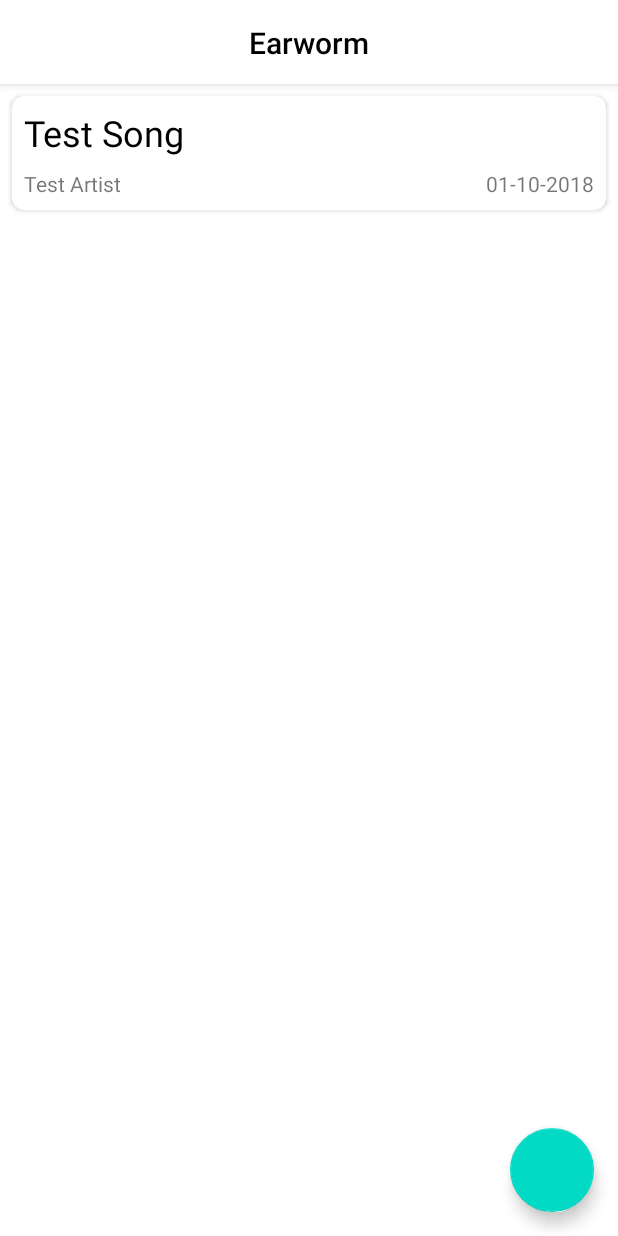
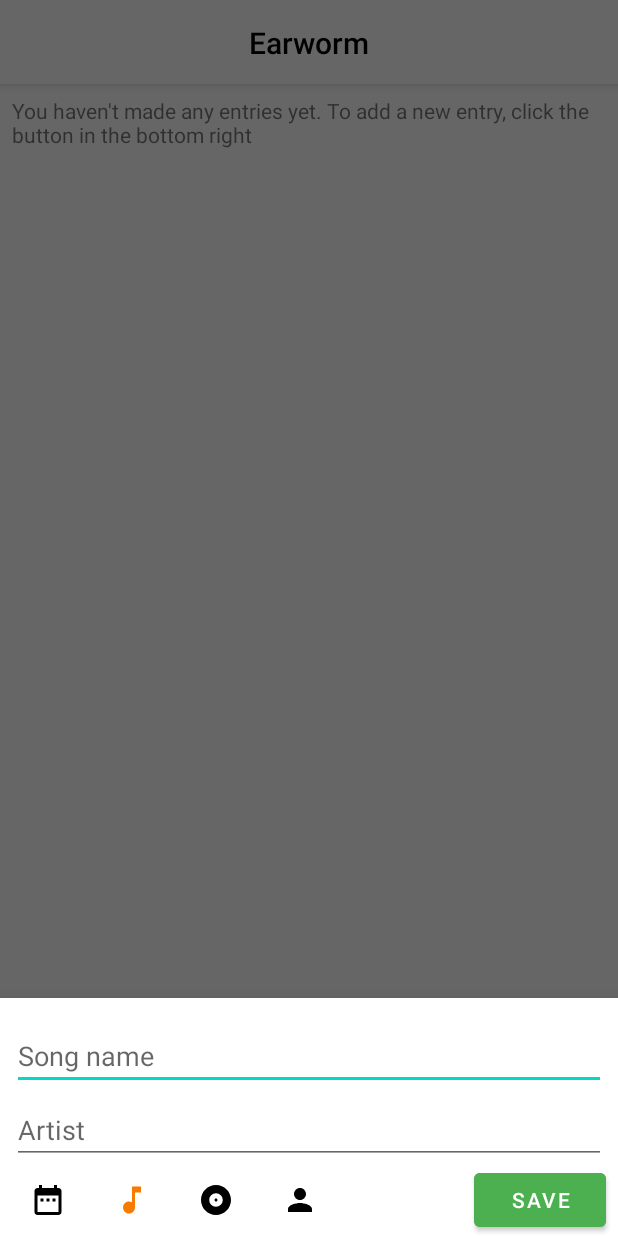
Before and after one commit to MarcDonald/Earworm, an Android app: the screen it shows after launch (MainActivity), after a tap on an icon or button, on a phone screen of 412 x 824 dp. Run offline under Robolectric (Android 15) with nearby library versions, the phone set to English and light mode, and no system bars; our stand-ins replace Room's generated code, Timber.

Commit message:
Add non functioning Add Item screen
-Add a Rounded Bottom Dialog Sheet
-Add a layout for Add Item dialog
-Add functionality for switching which type of item
-Add icon to FAB

```diff
--- a/app/src/main/java/app/marcdev/earworm/mainscreen/MainFragmentViewImpl.kt
+++ b/app/src/main/java/app/marcdev/earworm/mainscreen/MainFragmentViewImpl.kt
@@ -12,6 +12,7 @@ import androidx.recyclerview.widget.LinearLayoutManager
 import androidx.recyclerview.widget.RecyclerView
 import app.marcdev.earworm.R
 import app.marcdev.earworm.database.FavouriteItem
+import app.marcdev.earworm.mainscreen.additem.AddItemBottomSheet
 import app.marcdev.earworm.mainscreen.mainrecycler.MainRecyclerAdapter
 import com.google.android.material.floatingactionbutton.FloatingActionButton
 import timber.log.Timber
@@ -47,9 +48,12 @@ class MainFragmentViewImpl : Fragment(), MainFragmentView {
   }
 
   private val fabOnClickListener = View.OnClickListener {
-    presenter.fabClick()
+    Timber.d("Log: Fab Clicked")
+    val addDialog = AddItemBottomSheet()
+    addDialog.show(fragmentManager, "Add Item Bottom Sheet Dialog")
   }
   private val fabOnLongClickListener = View.OnLongClickListener {
+    Timber.d("Log: Fab Long Clicked")
     presenter.fabLongClick()
     return@OnLongClickListener true
   }
--- /dev/null
+++ b/app/src/main/java/app/marcdev/earworm/mainscreen/additem/AddItemBottomSheet.kt
@@ -0,0 +1,148 @@
+package app.marcdev.earworm.mainscreen.additem
+
+import android.os.Bundle
+import android.view.LayoutInflater
+import android.view.View
+import android.view.ViewGroup
+import android.widget.EditText
+import android.widget.ImageButton
+import androidx.core.content.ContextCompat
+import androidx.core.graphics.drawable.DrawableCompat
+import app.marcdev.earworm.EarwormUtils
+import app.marcdev.earworm.R
+import app.marcdev.earworm.uicomponents.RoundedBottomDialogFragment
+import com.google.android.material.button.MaterialButton
+import timber.log.Timber
+
+class AddItemBottomSheet : RoundedBottomDialogFragment() {
+
+  private lateinit var saveButton: MaterialButton
+  private lateinit var primaryInput: EditText
+  private lateinit var secondaryInput: EditText
+  private lateinit var dateButton: ImageButton
+  private lateinit var songButton: ImageButton
+  private lateinit var albumButton: ImageButton
+  private lateinit var artistButton: ImageButton
+  private var choice: Int = 0
+
+  override fun onCreateView(inflater: LayoutInflater, container: ViewGroup?, savedInstanceState: Bundle?): View? {
+    val view = inflater.inflate(R.layout.dialog_add_item_song, container, false)
+    bindViews(view)
+    setDefaultChoice()
+    return view
+  }
+
+  private fun bindViews(view: View) {
+    this.saveButton = view.findViewById(R.id.btn_add_item_save)
+    saveButton.setOnClickListener(saveOnClickListener)
+
+    this.primaryInput = view.findViewById(R.id.edt_item_primary_input)
+    this.secondaryInput = view.findViewById(R.id.edt_item_secondary_input)
+
+    this.dateButton = view.findViewById(R.id.btn_add_item_date)
+    dateButton.setOnClickListener(dateOnClickListener)
+
+    this.songButton = view.findViewById(R.id.btn_add_item_song_choice)
+    songButton.setOnClickListener(songOnClickListener)
+
+    this.albumButton = view.findViewById(R.id.btn_add_item_album_choice)
+    albumButton.setOnClickListener(albumOnClickListener)
+
+    this.artistButton = view.findViewById(R.id.btn_add_item_artist_choice)
+    artistButton.setOnClickListener(artistOnClickListener)
+  }
+
+  private val saveOnClickListener = View.OnClickListener {
+    Timber.d("Log: SaveClick: Clicked")
+  }
+
+  private val dateOnClickListener = View.OnClickListener {
+    Timber.d("Log: DateClick: Clicked")
+  }
+
+  private val songOnClickListener = View.OnClickListener {
+    Timber.d("Log: SongClick: Clicked")
+    activateButton(songButton)
+  }
+
+  private val albumOnClickListener = View.OnClickListener {
+    Timber.d("Log: AlbumClick: Clicked")
+    activateButton(albumButton)
+  }
+
+  private val artistOnClickListener = View.OnClickListener {
+    Timber.d("Log: ArtistClick: Clicked")
+    activateButton(artistButton)
+  }
+
+  private fun setDefaultChoice() {
+    Timber.d("Log: setDefaultChoice: Started")
+    choice = EarwormUtils.SONG
+    changeColorOfImageButton(songButton, true)
+    changeColorOfImageButton(albumButton, false)
+    changeColorOfImageButton(artistButton, false)
+  }
+
+  private fun activateButton(button: ImageButton) {
+    Timber.d("Log: activateButton: Started")
+    var doUpdate = true
+
+    if(choice == EarwormUtils.SONG && button == songButton
+       || choice == EarwormUtils.ALBUM && button == albumButton
+       || choice == EarwormUtils.ARTIST && button == artistButton
+    ) {
+      Timber.d("Log: activateButton: No need to update")
+      doUpdate = false
+    }
+
+    if(doUpdate) {
+      Timber.d("Log: activateButton: Activating button $button")
+      when(choice) {
+        EarwormUtils.SONG -> {
+          changeColorOfImageButton(songButton, false)
+        }
+        EarwormUtils.ALBUM -> {
+          changeColorOfImageButton(albumButton, false)
+        }
+        EarwormUtils.ARTIST -> {
+          changeColorOfImageButton(artistButton, false)
+        }
+      }
+
+      when(button) {
+        songButton -> {
+          changeColorOfImageButton(songButton, true)
+          choice = EarwormUtils.SONG
+          primaryInput.hint = resources.getString(R.string.song_name)
+          secondaryInput.hint = resources.getString(R.string.artist)
+        }
+
+        albumButton -> {
+          changeColorOfImageButton(albumButton, true)
+          choice = EarwormUtils.ALBUM
+          primaryInput.hint = resources.getString(R.string.album)
+          secondaryInput.hint = resources.getString(R.string.artist)
+        }
+
+        artistButton -> {
+          changeColorOfImageButton(artistButton, true)
+          choice = EarwormUtils.ARTIST
+          primaryInput.hint = resources.getString(R.string.artist)
+          secondaryInput.hint = resources.getString(R.string.genre)
+        }
+      }
+      primaryInput.setText("")
+      secondaryInput.setText("")
+    }
+  }
+
+  private fun changeColorOfImageButton(button: ImageButton, isActivated: Boolean) {
+    Timber.v("Log: changeColorOfImageButton: Started")
+
+    if(isActivated) {
+      DrawableCompat.setTint(button.drawable, ContextCompat.getColor(activity!!.applicationContext, R.color.colorAccent))
+    } else {
+      DrawableCompat.setTint(button.drawable, ContextCompat.getColor(activity!!.applicationContext, R.color.black))
+    }
+  }
+}
--- /dev/null
+++ b/app/src/main/java/app/marcdev/earworm/uicomponents/RoundedBottomDialogFragment.kt
@@ -0,0 +1,18 @@
+package app.marcdev.earworm.uicomponents
+
+import android.app.Dialog
+import android.os.Bundle
+import app.marcdev.earworm.R
+import com.google.android.material.bottomsheet.BottomSheetDialog
+import com.google.android.material.bottomsheet.BottomSheetDialogFragment
+
+open class RoundedBottomDialogFragment : BottomSheetDialogFragment() {
+
+  override fun getTheme(): Int {
+    return R.style.LightTheme_BottomSheetDialogTheme
+  }
+
+  override fun onCreateDialog(savedInstanceState: Bundle?): Dialog {
+    return BottomSheetDialog(requireContext(), theme)
+  }
+}
--- /dev/null
+++ b/app/src/main/res/drawable/bottom_sheet_background.xml
@@ -0,0 +1,9 @@
+<?xml version="1.0" encoding="utf-8"?>
+<shape xmlns:android="http://schemas.android.com/apk/res/android"
+  android:shape="rectangle">
+  <corners
+    android:topLeftRadius="16dp"
+    android:topRightRadius="16dp" />
+  <padding android:top="@dimen/marginStandard" />
+  <solid android:color="@color/colorPrimary" />
+</shape>
--- /dev/null
+++ b/app/src/main/res/drawable/ic_add_24px.xml
@@ -0,0 +1,9 @@
+<vector xmlns:android="http://schemas.android.com/apk/res/android"
+  android:width="24dp"
+  android:height="24dp"
+  android:viewportWidth="24.0"
+  android:viewportHeight="24.0">
+  <path
+    android:fillColor="@color/black"
+    android:pathData="M19,13h-6v6h-2v-6H5v-2h6V5h2v6h6v2z" />
+</vector>
--- /dev/null
+++ b/app/src/main/res/drawable/ic_album_24px.xml
@@ -0,0 +1,9 @@
+<vector xmlns:android="http://schemas.android.com/apk/res/android"
+  android:width="24dp"
+  android:height="24dp"
+  android:viewportWidth="24"
+  android:viewportHeight="24">
+  <path
+    android:fillColor="@color/black"
+    android:pathData="M12,2C6.48,2 2,6.48 2,12s4.48,10 10,10 10,-4.48 10,-10S17.52,2 12,2zM12,16.5c-2.49,0 -4.5,-2.01 -4.5,-4.5S9.51,7.5 12,7.5s4.5,2.01 4.5,4.5 -2.01,4.5 -4.5,4.5zM12,11c-0.55,0 -1,0.45 -1,1s0.45,1 1,1 1,-0.45 1,-1 -0.45,-1 -1,-1z" />
+</vector>
--- /dev/null
+++ b/app/src/main/res/drawable/ic_date_range_24px.xml
@@ -0,0 +1,9 @@
+<vector xmlns:android="http://schemas.android.com/apk/res/android"
+  android:width="24dp"
+  android:height="24dp"
+  android:viewportWidth="24"
+  android:viewportHeight="24">
+  <path
+    android:fillColor="#FF000000"
+    android:pathData="M9,11L7,11v2h2v-2zM13,11h-2v2h2v-2zM17,11h-2v2h2v-2zM19,4h-1L18,2h-2v2L8,4L8,2L6,2v2L5,4c-1.11,0 -1.99,0.9 -1.99,2L3,20c0,1.1 0.89,2 2,2h14c1.1,0 2,-0.9 2,-2L21,6c0,-1.1 -0.9,-2 -2,-2zM19,20L5,20L5,9h14v11z" />
+</vector>
--- /dev/null
+++ b/app/src/main/res/drawable/ic_music_note_24px.xml
@@ -0,0 +1,9 @@
+<vector xmlns:android="http://schemas.android.com/apk/res/android"
+  android:width="24dp"
+  android:height="24dp"
+  android:viewportWidth="24"
+  android:viewportHeight="24">
+  <path
+    android:fillColor="@color/black"
+    android:pathData="M12,3v10.55c-0.59,-0.34 -1.27,-0.55 -2,-0.55 -2.21,0 -4,1.79 -4,4s1.79,4 4,4 4,-1.79 4,-4V7h4V3h-6z" />
+</vector>
--- /dev/null
+++ b/app/src/main/res/drawable/ic_person_24px.xml
@@ -0,0 +1,9 @@
+<vector xmlns:android="http://schemas.android.com/apk/res/android"
+  android:width="24dp"
+  android:height="24dp"
+  android:viewportWidth="24"
+  android:viewportHeight="24">
+  <path
+    android:fillColor="@color/black"
+    android:pathData="M12,12c2.21,0 4,-1.79 4,-4s-1.79,-4 -4,-4 -4,1.79 -4,4 1.79,4 4,4zM12,14c-2.67,0 -8,1.34 -8,4v2h16v-2c0,-2.66 -5.33,-4 -8,-4z" />
+</vector>
--- /dev/null
+++ b/app/src/main/res/layout/dialog_add_item_song.xml
@@ -0,0 +1,94 @@
+<?xml version="1.0" encoding="utf-8"?>
+<ScrollView xmlns:android="http://schemas.android.com/apk/res/android"
+  xmlns:app="http://schemas.android.com/apk/res-auto"
+  android:layout_width="match_parent"
+  android:layout_height="wrap_content"
+  android:orientation="vertical">
+
+  <androidx.constraintlayout.widget.ConstraintLayout
+    android:layout_width="match_parent"
+    android:layout_height="wrap_content">
+
+    <EditText
+      android:id="@+id/edt_item_primary_input"
+      android:layout_width="0dp"
+      android:layout_height="wrap_content"
+      android:layout_marginStart="@dimen/marginStandard"
+      android:layout_marginTop="@dimen/marginStandard"
+      android:layout_marginEnd="@dimen/marginStandard"
+      android:layout_marginBottom="@dimen/marginStandardHalf"
+      android:hint="@string/song_name"
+      app:layout_constraintEnd_toEndOf="parent"
+      app:layout_constraintStart_toStartOf="parent"
+      app:layout_constraintTop_toTopOf="parent" />
+
+    <EditText
+      android:id="@+id/edt_item_secondary_input"
+      android:layout_width="0dp"
+      android:layout_height="wrap_content"
+      android:layout_marginStart="@dimen/marginStandard"
+      android:layout_marginTop="@dimen/marginStandardHalf"
+      android:layout_marginEnd="@dimen/marginStandard"
+      android:layout_marginBottom="@dimen/marginStandard"
+      android:hint="@string/artist"
+      app:layout_constraintEnd_toEndOf="parent"
+      app:layout_constraintStart_toStartOf="parent"
+      app:layout_constraintTop_toBottomOf="@+id/edt_item_primary_input" />
+
+    <com.google.android.material.button.MaterialButton
+      android:id="@+id/btn_add_item_save"
+      android:layout_width="wrap_content"
+      android:layout_height="wrap_content"
+      android:layout_marginEnd="@dimen/marginStandard"
+      android:backgroundTint="@color/positive"
+      android:text="@string/save"
+      app:layout_constraintBottom_toBottomOf="parent"
+      app:layout_constraintEnd_toEndOf="parent"
+      app:layout_constraintTop_toBottomOf="@id/edt_item_secondary_input" />
+
+    <ImageButton
+      android:id="@+id/btn_add_item_date"
+      style="@style/LightTheme.NoBackgroundImageButton"
+      android:layout_width="wrap_content"
+      android:layout_height="wrap_content"
+      android:layout_marginStart="@dimen/marginStandard"
+      android:src="@drawable/ic_date_range_24px"
+      app:layout_constraintBottom_toBottomOf="parent"
+      app:layout_constraintStart_toStartOf="parent"
+      app:layout_constraintTop_toBottomOf="@id/edt_item_secondary_input" />
+
+    <ImageButton
+      android:id="@+id/btn_add_item_song_choice"
+      style="@style/LightTheme.NoBackgroundImageButton"
+      android:layout_width="wrap_content"
+      android:layout_height="wrap_content"
+      android:layout_marginStart="@dimen/marginStandard"
+      android:src="@drawable/ic_music_note_24px"
+      app:layout_constraintBottom_toBottomOf="parent"
+      app:layout_constraintStart_toEndOf="@id/btn_add_item_date"
+      app:layout_constraintTop_toBottomOf="@id/edt_item_secondary_input" />
+
+    <ImageButton
+      android:id="@+id/btn_add_item_album_choice"
+      style="@style/LightTheme.NoBackgroundImageButton"
+      android:layout_width="wrap_content"
+      android:layout_height="wrap_content"
+      android:layout_marginStart="@dimen/marginStandard"
+      android:src="@drawable/ic_album_24px"
+      app:layout_constraintBottom_toBottomOf="parent"
+      app:layout_constraintStart_toEndOf="@id/btn_add_item_song_choice"
+      app:layout_constraintTop_toBottomOf="@id/edt_item_secondary_input" />
+
+    <ImageButton
+      android:id="@+id/btn_add_item_artist_choice"
+      style="@style/LightTheme.NoBackgroundImageButton"
+      android:layout_width="wrap_content"
+      android:layout_height="wrap_content"
+      android:layout_marginStart="@dimen/marginStandard"
+      android:src="@drawable/ic_person_24px"
+      app:layout_constraintBottom_toBottomOf="parent"
+      app:layout_constraintStart_toEndOf="@id/btn_add_item_album_choice"
+      app:layout_constraintTop_toBottomOf="@id/edt_item_secondary_input" />
+  </androidx.constraintlayout.widget.ConstraintLayout>
+
+</ScrollView>
--- a/app/src/main/res/layout/fragment_mainscreen.xml
+++ b/app/src/main/res/layout/fragment_mainscreen.xml
@@ -26,19 +26,19 @@
         android:id="@+id/txt_noEntries"
         android:layout_width="match_parent"
         android:layout_height="wrap_content"
+        android:layout_margin="@dimen/marginStandard"
         android:text="@string/no_entries"
-          android:layout_margin="@dimen/marginStandard"
-          app:layout_constraintTop_toTopOf="parent"
+        app:layout_constraintEnd_toEndOf="parent"
         app:layout_constraintStart_toStartOf="parent"
-          app:layout_constraintEnd_toEndOf="parent" />
+        app:layout_constraintTop_toTopOf="parent" />
 
       <androidx.recyclerview.widget.RecyclerView
         android:id="@+id/recycler_main"
         android:layout_width="match_parent"
         android:layout_height="wrap_content"
-          app:layout_constraintTop_toBottomOf="@id/txt_noEntries"
+        app:layout_constraintEnd_toEndOf="parent"
         app:layout_constraintStart_toStartOf="parent"
-          app:layout_constraintEnd_toEndOf="parent" />
+        app:layout_constraintTop_toBottomOf="@id/txt_noEntries" />
 
     </androidx.constraintlayout.widget.ConstraintLayout>
   </androidx.core.widget.NestedScrollView>
@@ -47,8 +47,9 @@
     android:id="@+id/fab_main"
     android:layout_width="wrap_content"
     android:layout_height="wrap_content"
+    android:layout_gravity="bottom|end"
     android:layout_margin="@dimen/fabMargin"
-      app:fabSize="normal"
-      android:layout_gravity="bottom|end" />
+    android:src="@drawable/ic_add_24px"
+    app:fabSize="normal" />
 
 </androidx.coordinatorlayout.widget.CoordinatorLayout>
--- a/app/src/main/res/values/colors.xml
+++ b/app/src/main/res/values/colors.xml
@@ -9,6 +9,7 @@
   <color name="colorAccentDark">#BB4D00</color>
   <color name="textOnPrimary">@color/black</color>
   <color name="error">#B00020</color>
+  <color name="positive">#4CAF50</color>
 
   <!--Other colors-->
   <color name="white">#FFFFFF</color>
--- a/app/src/main/res/values/dimens.xml
+++ b/app/src/main/res/values/dimens.xml
@@ -6,4 +6,6 @@
   <dimen name="appBarHeight">56dp</dimen>
   <dimen name="toolbarIconSize">24dp</dimen>
   <dimen name="toolbarIconMargin">16dp</dimen>
+  <dimen name="bottomSheetCornerRadius">8dp</dimen>
+  <dimen name="bottomSheetTopPadding">8dp</dimen>
 </resources>
--- a/app/src/main/res/values/strings.xml
+++ b/app/src/main/res/values/strings.xml
@@ -1,11 +1,14 @@
 <resources>
+  <!--Application-->
   <string name="app_name">Earworm</string>
   <string name="no_entries">You haven\'t made any entries yet. To add a new entry, click the button in the bottom
     right
   </string>
+  <string name="save">Save</string>
 
   <!--Favourite Items-->
   <string name="song_name">Song name</string>
+  <string name="song">Song</string>
   <string name="album">Album</string>
   <string name="artist">Artist</string>
   <string name="genre">Genre</string>
--- a/app/src/main/res/values/styles.xml
+++ b/app/src/main/res/values/styles.xml
@@ -5,6 +5,18 @@
     <item name="colorPrimary">@color/colorPrimary</item>
     <item name="colorPrimaryDark">@color/colorPrimaryDark</item>
     <item name="colorAccent">@color/colorAccent</item>
+  </style>
+
+  <style name="LightTheme.BottomSheetDialogTheme" parent="Theme.MaterialComponents.Light.BottomSheetDialog">
+    <item name="android:statusBarColor">@android:color/transparent</item>
+    <item name="android:navigationBarColor">@color/colorPrimary</item>
+    <item name="android:windowIsFloating">false</item>
+    <item name="bottomSheetStyle">@style/LightTheme.BottomDialogTheme</item>
+    <item name="android:windowSoftInputMode">adjustResize</item>
+  </style>
+
+  <style name="LightTheme.BottomDialogTheme" parent="Widget.MaterialComponents.BottomSheet.Modal">
+    <item name="android:background">@drawable/bottom_sheet_background</item>
   </style>
 
   <!--Text Styles-->
@@ -15,4 +27,9 @@
   <style name="LightTheme.ItemNameMainDisplay" parent="TextAppearance.MaterialComponents.Headline5">
     <item name="android:textColor">@color/textOnPrimary</item>
   </style>
+
+  <!--Button Styles-->
+  <style name="LightTheme.NoBackgroundImageButton">
+    <item name="android:backgroundTint">@color/colorPrimary</item>
+  </style>
 </resources>
```
Lines whose indentation alone changed are shown as unchanged.
